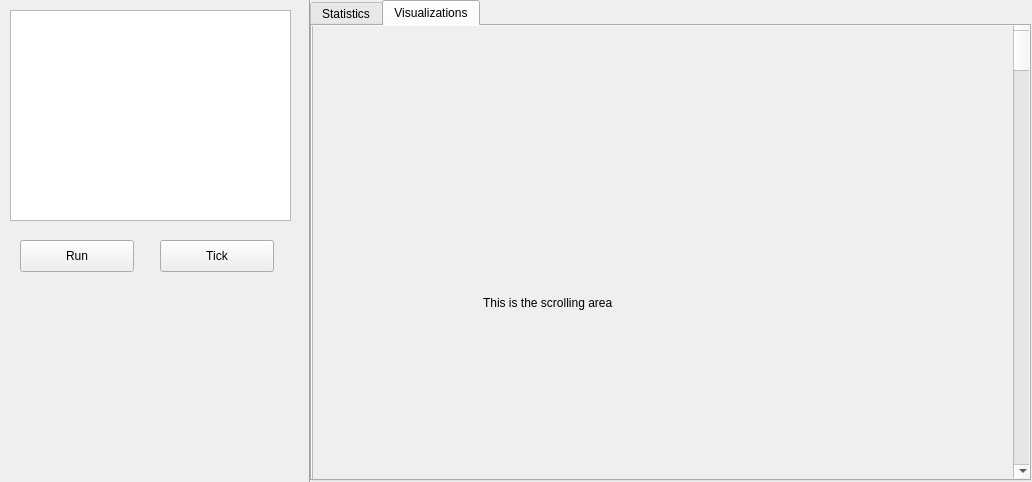
Before: the Qt Designer form gui/qTrace/cortexviewer.ui in gnmerritt/multiTrace-features, drawn with Qt 5.
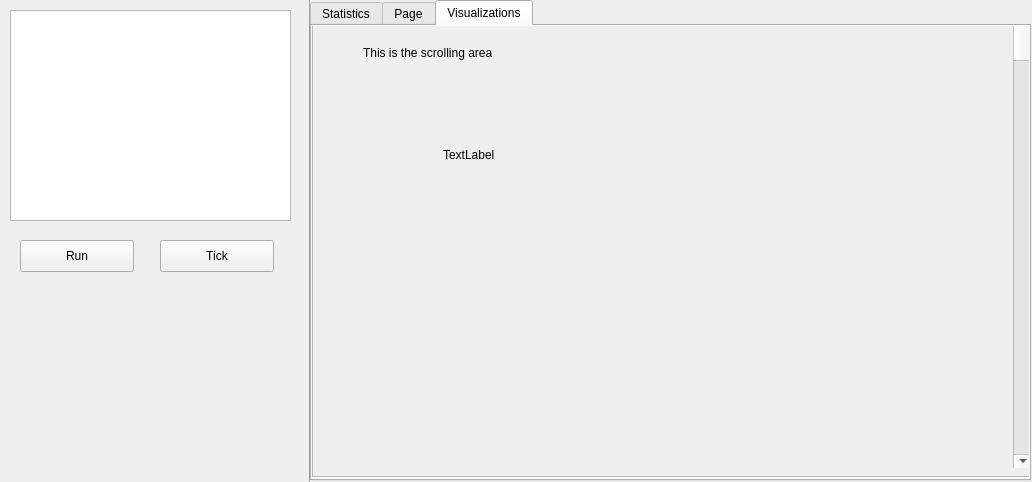
After: the same form once the commit is applied. The open tabs and pages were chosen to show the change.

Commit message: changes to Cortex so we can start to visualize Layers

Diff of the .ui file:
```diff
--- a/gui/qTrace/cortexviewer.ui
+++ b/gui/qTrace/cortexviewer.ui
@@ -98,6 +98,14 @@
      </property>
     </widget>
    </widget>
+   <widget class="QWidget" name="tab">
+    <property name="enabled">
+     <bool>false</bool>
+    </property>
+    <attribute name="title">
+     <string>Page</string>
+    </attribute>
+   </widget>
    <widget class="QWidget" name="visualTab">
     <attribute name="title">
      <string>Visualizations</string>
@@ -106,7 +114,7 @@
      <property name="geometry">
       <rect>
        <x>0</x>
-       <y>-10</y>
+       <y>-20</y>
        <width>721</width>
        <height>471</height>
       </rect>
@@ -126,8 +134,8 @@
       <widget class="QLabel" name="label_2">
        <property name="geometry">
         <rect>
-         <x>170</x>
-         <y>260</y>
+         <x>50</x>
+         <y>20</y>
          <width>291</width>
          <height>51</height>
         </rect>
@@ -149,6 +157,19 @@
         <enum>Qt::Vertical</enum>
        </property>
       </widget>
+      <widget class="QLabel" name="layerImg">
+       <property name="geometry">
+        <rect>
+         <x>130</x>
+         <y>140</y>
+         <width>62</width>
+         <height>16</height>
+        </rect>
+       </property>
+       <property name="text">
+        <string>TextLabel</string>
+       </property>
+      </widget>
      </widget>
     </widget>
    </widget>
```
Left out of the diff: 13 changed lines with no effect on the pictures. The commit also changes 7 other files.
